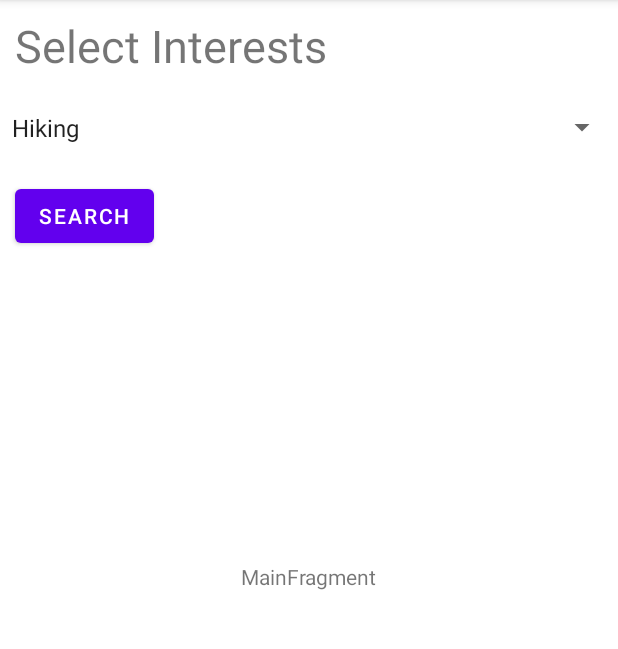
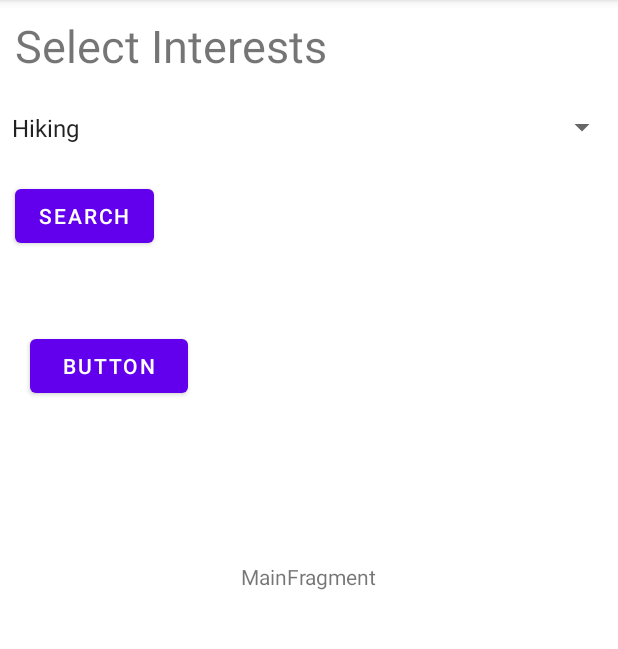
Before and after one commit to marti5a6/Bucket-List, an Android app: the screen it shows after launch (MainActivity), on a phone screen of 412 x 824 dp, the part 84-733 px from its top. Run offline under Robolectric (Android 15) with nearby library versions, the phone set to English and light mode, and no system bars; our stand-ins replace Room's generated code.

Commit message:
completed LocationLiveData

```diff
--- a/app/src/main/java/com/bucketlist/MainActivity.kt
+++ b/app/src/main/java/com/bucketlist/MainActivity.kt
@@ -36,6 +36,13 @@ class MainActivity : AppCompatActivity() {
             val intent = Intent(this, PlacesActivity::class.java)
             startActivity(intent);
         }
+        val locationButton = findViewById<Button>(R.id.location_button)
+        locationButton.setOnClickListener {
+            // Handler code here.
+
+
+        }
+
     }
 
 }
--- a/app/src/main/java/com/bucketlist/dao/IPlaceDAO.kt
+++ b/app/src/main/java/com/bucketlist/dao/IPlaceDAO.kt
@@ -7,7 +7,8 @@ import retrofit2.http.Query
 
 interface IPlaceDAO {
 
-    @GET("https://maps.googleapis.com/maps/api/place/textsearch/json?query=hiking+in+Cincinnati")
-    fun getPlaces(@Query("key") key: String): Call<ArrayList<PlaceInfo>>
+   // @GET("https://maps.googleapis.com/maps/api/place/textsearch/json?query=hiking+in+Cincinnati")
+    @GET("https://maps.googleapis.com/maps/api/place/nearbysearch/json?radius=200&type=point_of_interest")
+    fun getPlaces(@Query("key") key: String,@Query("location") location: String): Call<ArrayList<PlaceInfo>>
 
 }
--- a/app/src/main/java/com/bucketlist/service/PlaceService.kt
+++ b/app/src/main/java/com/bucketlist/service/PlaceService.kt
@@ -19,7 +19,7 @@ class PlaceService(application: Application) {
         withContext(Dispatchers.IO) {
             val service = RetrofitClientInstance.retrofitInstance?.create(IPlaceDAO::class.java)
             val apikey: String = System.getenv("gapi_k") ?: "default_value"
-            val places = async {service?.getPlaces(apikey)}
+            val places = async {service?.getPlaces(apikey,"36.950030,14.537220")}
 
             coroutineScope {
                 launch{
--- a/app/src/main/java/com/bucketlist/ui/main/LocationVewModel.kt
+++ b/app/src/main/java/com/bucketlist/ui/main/LocationViewModel.kt
@@ -3,7 +3,7 @@ package com.bucketlist.ui.main
 import android.app.Application
 import androidx.lifecycle.AndroidViewModel
 
-class LocationVewModel(application: Application) : AndroidViewModel(application) {
+class LocationViewModel(application: Application) : AndroidViewModel(application) {
     private val locationLiveData = LocationLiveData(application)
     fun getLocationLiveData() = locationLiveData
 }
--- a/app/src/main/java/com/bucketlist/ui/main/MainFragment.kt
+++ b/app/src/main/java/com/bucketlist/ui/main/MainFragment.kt
@@ -1,34 +1,78 @@
 package com.bucketlist.ui.main
 
-import androidx.lifecycle.ViewModelProvider
+import android.Manifest
+import android.content.pm.PackageManager
 import android.os.Bundle
-import androidx.fragment.app.Fragment
 import android.view.LayoutInflater
 import android.view.View
 import android.view.ViewGroup
+import android.widget.Toast
+import androidx.core.content.ContextCompat
+import androidx.fragment.app.Fragment
+import androidx.lifecycle.Observer
+import androidx.lifecycle.ViewModelProviders
 import com.bucketlist.R
 
 class MainFragment : Fragment() {
 
+private val LOCATION_PERMISSION_REQUEST_CODE=2000
+
     private lateinit var viewModel: MainViewModel
+    private lateinit var locationViewModel: LocationViewModel
 
     override fun onCreateView(
         inflater: LayoutInflater,
         container: ViewGroup?,
-        savedInstanceState: Bundle?,) =
-            inflater.inflate(R.layout.main_fragment, container, false,)
+        savedInstanceState: Bundle?,): View {
+        return inflater.inflate(R.layout.main_fragment, container, false)
+    }
 
 
     override fun onActivityCreated(savedInstanceState: Bundle?) {
         super.onActivityCreated(savedInstanceState)
-        viewModel = ViewModelProvider(this).get(MainViewModel::class.java)
-        // TODO: Use the ViewModel
+        viewModel = ViewModelProviders.of(this).get(MainViewModel::class.java)
+        prepRequestLocationUpdates()
     }
 
     companion object {
         fun newInstance() = MainFragment()
     }
 
+    fun prepRequestLocationUpdates(){
+        if(ContextCompat.checkSelfPermission(requireContext(), Manifest.permission.ACCESS_FINE_LOCATION)==PackageManager.PERMISSION_GRANTED){
+            requestLocationUpdates()
+        }else{
+            val permissionRequest = arrayOf(Manifest.permission.ACCESS_FINE_LOCATION)
+            requestPermissions(permissionRequest,LOCATION_PERMISSION_REQUEST_CODE)
+        }
+    }
 
+    private fun requestLocationUpdates() {
+        locationViewModel = ViewModelProviders.of(this).get(LocationViewModel::class.java)
+        locationViewModel.getLocationLiveData().observe(this, Observer {
+            it.latitude
+            it.longitude
+        })
+
+    }
+
+    override fun onRequestPermissionsResult(
+        requestCode: Int,
+        permissions: Array<out String>,
+        grantResults: IntArray
+    ) {
+        when(requestCode) {
+            LOCATION_PERMISSION_REQUEST_CODE -> {
+                if (grantResults.isNotEmpty() && grantResults[0] ==  PackageManager.PERMISSION_GRANTED) {
+                    requestLocationUpdates()
+                } else {
+                    Toast.makeText(context, "Unable to update location without permission", Toast.LENGTH_LONG).show()
+                }
+            }
+            else -> {
+                super.onRequestPermissionsResult(requestCode, permissions, grantResults)
+            }
+        }
+    }
 
 }
--- a/app/src/main/res/layout/main_activity.xml
+++ b/app/src/main/res/layout/main_activity.xml
@@ -29,4 +29,12 @@
         android:layout_marginTop="120dp"
         android:text="@android:string/search_go" />
 
+    <Button
+        android:id="@+id/location_button"
+        android:layout_width="105dp"
+        android:layout_height="wrap_content"
+        android:layout_marginStart="20dp"
+        android:layout_marginTop="220dp"
+        android:text="Button" />
+
 </FrameLayout>
```
